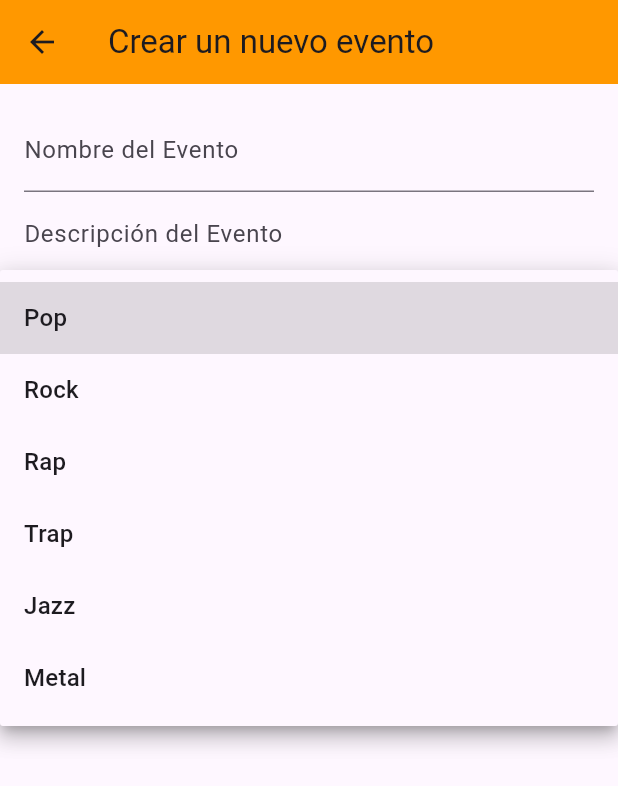
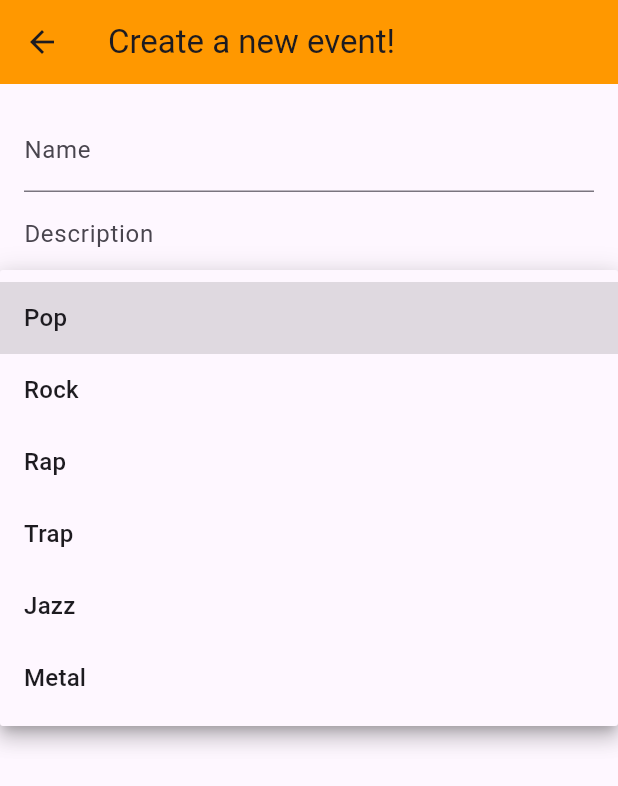
Before and after one commit to saraaguilo/Flutter_Proyecto, a Flutter app: the CrearEventoScreen screen opened directly, after a tap on "Pop", on a phone screen of 412 x 824 dp. Shown: the top 786 px of the screen. Run offline on Flutter 3.47's test engine with Material 3 defaults, Android fonts, the phone set to English and light mode, and no system bars; our stand-ins replace flutter_map, flutter_rating_bar, geolocator, get, latlong2, shared_preferences and 1 more; accounts and stored records are empty; network calls fail.

Commit message:
jwt actualizado
Verificación token y algunos detalles de las screens

```diff
--- a/lib/config.dart
+++ b/lib/config.dart
@@ -1,2 +1,2 @@
-//String uri = 'http://localhost:9090';
-String uri = 'http://147.83.7.158:9090';
+String uri = 'http://localhost:9090';
+//String uri = 'http://147.83.7.158:9090';
--- a/lib/main.dart
+++ b/lib/main.dart
@@ -33,6 +33,7 @@ class MyApp extends StatelessWidget {
         useMaterial3: true,
       ),
       home: const SignInScreen(),
+      debugShowCheckedModeBanner: false,
     );
   }
 }
--- a/lib/screens/crearevento.dart
+++ b/lib/screens/crearevento.dart
@@ -4,6 +4,7 @@ import 'package:http/http.dart' as http;
 import 'package:applogin/screens/signin_screen.dart'; // acceso a currentUserEmail
 import 'package:applogin/config.dart';
 import 'package:applogin/models/event.dart';
+import 'package:shared_preferences/shared_preferences.dart';
 
 class CrearEventoScreen extends StatefulWidget {
   @override
@@ -12,10 +13,14 @@ class CrearEventoScreen extends StatefulWidget {
 
 class _CrearEventoScreenState extends State<CrearEventoScreen> {
   final TextEditingController _eventNameController = TextEditingController();
-  final TextEditingController _eventDescriptionController = TextEditingController();
-  final TextEditingController _eventLocationController = TextEditingController();
+  final TextEditingController _eventDescriptionController =
+      TextEditingController();
+  final TextEditingController _eventLocationController =
+      TextEditingController();
   String _selectedCategory = 'Pop';
   DateTime _selectedDate = DateTime.now();
+  String token = '';
+  String passedIdUser = '';
 
   // categorías musicales
   final List<String> _categories = [
@@ -27,38 +32,34 @@ class _CrearEventoScreenState extends State<CrearEventoScreen> {
     'Metal'
   ];
 
-  Future<String?> getCurrentUserId() async {
-    var url = Uri.parse('$uri/users');
-    var response = await http.get(url);
+  @override
+  void initState() {
+    super.initState();
+    loadData();
+  }
 
-    if (response.statusCode == 200) {
-      List<dynamic> users = json.decode(response.body);
-      var currentUser = users.firstWhere(
-        (user) => user['email'] == currentUserEmail,
-        orElse: () => null,
-      );
-      return currentUser?['_id'];
-    } else {
-      print('Error al obtener usuarios: ${response.statusCode}');
-      return null;
-    }
+  void loadData() async {
+    final SharedPreferences prefs = await SharedPreferences.getInstance();
+
+    setState(() {
+      token = prefs.getString('token') ?? '';
+      passedIdUser = prefs.getString('idUser') ?? '';
+    });
   }
 
   Future<void> saveEvent() async {
-    var idUser = await getCurrentUserId();
+    var idUser = await passedIdUser;
     if (idUser == null) {
       print('No se pudo obtener el ID del usuario');
       return;
     }
 
-    List<String> coordinatesArray = _eventLocationController.text
-        .split(',')
-        .map((s) => s.trim())
-        .toList();
+    List<String> coordinatesArray =
+        _eventLocationController.text.split(',').map((s) => s.trim()).toList();
 
     var response = await http.post(
       Uri.parse('$uri/events'),
-      headers: {'Content-Type': 'application/json'},
+      headers: {'Content-Type': 'application/json', 'x-access-token': token},
       body: json.encode({
         'eventName': _eventNameController.text,
         'description': _eventDescriptionController.text,
@@ -70,9 +71,11 @@ class _CrearEventoScreenState extends State<CrearEventoScreen> {
 
     if (response.statusCode == 201) {
       print('Evento guardado correctamente');
-      Navigator.pop(context, true); // return a pantalla anterior e indica que se ha creado evento para refresh)
+      Navigator.pop(context,
+          true); // return a pantalla anterior e indica que se ha creado evento para refresh)
     } else {
-      print('Error al guardar el evento. Código de estado: ${response.statusCode}');
+      print(
+          'Error al guardar el evento. Código de estado: ${response.statusCode}');
     }
   }
 
@@ -80,7 +83,7 @@ class _CrearEventoScreenState extends State<CrearEventoScreen> {
   Widget build(BuildContext context) {
     return Scaffold(
       appBar: AppBar(
-        title: Text('Crear un nuevo evento'),
+        title: Text('Create a new event!'),
         backgroundColor: Colors.orange,
       ),
       body: Padding(
@@ -90,11 +93,11 @@ class _CrearEventoScreenState extends State<CrearEventoScreen> {
           children: <Widget>[
             TextField(
               controller: _eventNameController,
-              decoration: InputDecoration(labelText: 'Nombre del Evento'),
+              decoration: InputDecoration(labelText: 'Name'),
             ),
             TextField(
               controller: _eventDescriptionController,
-              decoration: InputDecoration(labelText: 'Descripción del Evento'),
+              decoration: InputDecoration(labelText: 'Description'),
             ),
             DropdownButtonFormField<String>(
               value: _selectedCategory,
@@ -109,7 +112,7 @@ class _CrearEventoScreenState extends State<CrearEventoScreen> {
                   child: Text(value),
                 );
               }).toList(),
-              decoration: InputDecoration(labelText: 'Categoría Musical'),
+              decoration: InputDecoration(labelText: 'Musical category'),
             ),
             GestureDetector(
               onTap: () async {
@@ -136,13 +139,22 @@ class _CrearEventoScreenState extends State<CrearEventoScreen> {
             ),
             TextField(
               controller: _eventLocationController,
-              decoration: InputDecoration(labelText: 'Ubicación del Evento'),
+              decoration: InputDecoration(labelText: 'Location (coordinates)'),
             ),
             SizedBox(height: 20),
-            ElevatedButton(
-              child: Text('Guardar Evento'),
-              onPressed: saveEvent,
-              style: ElevatedButton.styleFrom(primary: Colors.orange),
+            Container(
+              alignment: Alignment.center,
+              child: ElevatedButton(
+                child: Text('Save Event'),
+                onPressed: saveEvent,
+                style: ElevatedButton.styleFrom(
+                  primary: Colors.orange,
+                  shape: RoundedRectangleBorder(
+                    borderRadius: BorderRadius.circular(
+                        20.0), // Ajusta el radio según sea necesario
+                  ),
+                ),
+              ),
             ),
           ],
         ),
--- a/lib/screens/profile.dart
+++ b/lib/screens/profile.dart
@@ -21,6 +21,7 @@ class ProfileScreen extends StatefulWidget {
 }
 
 class _MyWidgetState extends State<ProfileScreen> {
+  String token = '';
   String userName = '';
   String email = '';
   String idUser = '';
@@ -61,8 +62,8 @@ class _MyWidgetState extends State<ProfileScreen> {
     final SharedPreferences prefs = await SharedPreferences.getInstance();
 
     setState(() {
+      token = prefs.getString('token') ?? '';
       userName = prefs.getString('userName') ?? '';
-      //no fa falta
       email = prefs.getString('email') ?? '';
       idUser = prefs.getString('idUser') ?? '';
       String? date = prefs.getString('birthDate');
@@ -238,7 +239,7 @@ class _MyWidgetState extends State<ProfileScreen> {
             Navigator.push(context,
                 MaterialPageRoute(builder: (context) => SignInScreen()));
           } else if (value == 'deleteUser') {
-            deleteUser(idUser);
+            deleteUser(idUser,token);
             Navigator.push(context,
                 MaterialPageRoute(builder: (context) => SignInScreen()));
           }
--- a/lib/screens/profile_edit.dart
+++ b/lib/screens/profile_edit.dart
@@ -16,6 +16,7 @@ class ProfileEditScreen extends StatefulWidget {
 }
 
 class _MyWidgetState extends State<ProfileEditScreen> {
+  String token = '';
   String passedUsername = '';
   String passedEmail = '';
   String passedPassword = '';
@@ -33,6 +34,7 @@ class _MyWidgetState extends State<ProfileEditScreen> {
     final SharedPreferences prefs = await SharedPreferences.getInstance();
 
     setState(() {
+      token = prefs.getString('token') ?? '';
       passedUsername = prefs.getString('userName') ?? '';
       passedEmail = prefs.getString('email') ?? '';
       passedIdUser = prefs.getString('idUser') ?? '';
@@ -261,6 +263,7 @@ class _MyWidgetState extends State<ProfileEditScreen> {
                                   print(userData);
                                   final response = await http.put(
                                     Uri.parse('$uri/users/$passedIdUser'),
+                                    headers: {'x-access-token': token},
                                     body: userData,
                                   );
 
--- a/lib/screens/signin_screen.dart
+++ b/lib/screens/signin_screen.dart
@@ -1,5 +1,4 @@
 import 'package:applogin/reusable_/reusable_widget.dart';
-import 'package:applogin/screens/events.dart';
 import 'package:applogin/screens/home_screen.dart';
 import 'package:applogin/screens/signin_screen.dart';
 import 'package:applogin/screens/signup_screen.dart';
@@ -141,6 +140,8 @@ class _SignInScreenState extends State<SignInScreen> {
 
             final SharedPreferences prefs =
                 await SharedPreferences.getInstance();
+            await prefs.setString('token', token);
+
             await prefs.setString('userName', user.userName);
             await prefs.setString('email', user.email);
             await prefs.setString('idUser', user.idUser ?? '');
```
Also changed, not shown: lib/screens/eventodetalles.dart (+58 -28 lines), lib/screens/eventoeditar.dart (+12 -1 lines), lib/screens/events.dart (deleted, +0 -80 lines), lib/screens/home_screen.dart (+0 -33 lines), lib/services/user_services.dart (+5 -2 lines).
